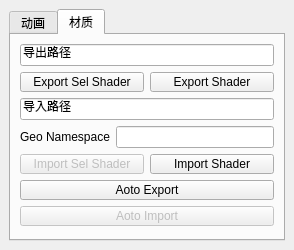
Before: the Qt Designer form seer7_setup.ui in rupengfei/TD_code, drawn with Qt 5.
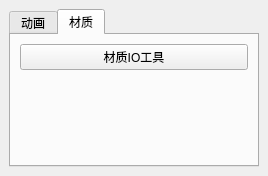
After: the same form once the commit is applied. The open tabs and pages were chosen to show the change.

Commit message: ui整理 还有mayaTool添加了相机过滤

The edit to the form file:
```diff
--- a/seer7_setup.ui
+++ b/seer7_setup.ui
@@ -9,8 +9,8 @@
    <rect>
     <x>0</x>
     <y>0</y>
-    <width>294</width>
-    <height>250</height>
+    <width>268</width>
+    <height>176</height>
    </rect>
   </property>
   <property name="minimumSize">
@@ -34,15 +34,37 @@
        <string notr="true"/>
       </property>
       <property name="currentIndex">
-       <number>1</number>
+       <number>0</number>
       </property>
       <widget class="QWidget" name="tab1">
        <attribute name="title">
         <string>动画</string>
        </attribute>
-       <layout class="QGridLayout" name="gridLayout">
-        <item row="0" column="1">
-         <widget class="QPushButton" name="btn2">
+       <layout class="QVBoxLayout" name="verticalLayout_3">
+        <item>
+         <widget class="QPushButton" name="btn_export_abc">
+          <property name="enabled">
+           <bool>true</bool>
+          </property>
+          <property name="minimumSize">
+           <size>
+            <width>80</width>
+            <height>20</height>
+           </size>
+          </property>
+          <property name="toolTip">
+           <string>&lt;html&gt;&lt;head/&gt;&lt;body&gt;&lt;p&gt;导出时记录信息&lt;/p&gt;&lt;/body&gt;&lt;/html&gt;</string>
+          </property>
+          <property name="whatsThis">
+           <string>&lt;html&gt;&lt;head/&gt;&lt;body&gt;&lt;p&gt;this is haha&lt;/p&gt;&lt;/body&gt;&lt;/html&gt;</string>
+          </property>
+          <property name="text">
+           <string>Export Abc</string>
+          </property>
+         </widget>
+        </item>
+        <item>
+         <widget class="QPushButton" name="btn_auto_export_abc">
           <property name="minimumSize">
            <size>
             <width>80</width>
@@ -56,11 +78,24 @@
            <string>&lt;html&gt;&lt;head/&gt;&lt;body&gt;&lt;p&gt;aaaaaaaaaaaaaaaaaAAAAAAAAAAAAAAAAAAAAAAAAAAA&lt;/p&gt;&lt;/body&gt;&lt;/html&gt;</string>
           </property>
           <property name="text">
-           <string>btn2</string>
+           <string>Auto Eexport Abc</string>
           </property>
          </widget>
         </item>
-        <item row="2" column="1">
+        <item>
+         <widget class="QPushButton" name="btn_export_color_sets">
+          <property name="minimumSize">
+           <size>
+            <width>80</width>
+            <height>20</height>
+           </size>
+          </property>
+          <property name="text">
+           <string>Export Color Sets</string>
+          </property>
+         </widget>
+        </item>
+        <item>
          <spacer name="verticalSpacer_2">
           <property name="orientation">
            <enum>Qt::Vertical</enum>
@@ -73,220 +108,21 @@
           </property>
          </spacer>
         </item>
-        <item row="0" column="3">
-         <widget class="QPushButton" name="btn3">
-          <property name="minimumSize">
-           <size>
-            <width>80</width>
-            <height>20</height>
-           </size>
-          </property>
-          <property name="text">
-           <string>btn3</string>
-          </property>
-         </widget>
-        </item>
-        <item row="0" column="0">
-         <widget class="QPushButton" name="btn1">
-          <property name="enabled">
-           <bool>true</bool>
-          </property>
-          <property name="minimumSize">
-           <size>
-            <width>80</width>
-            <height>20</height>
-           </size>
-          </property>
-          <property name="toolTip">
-           <string>&lt;html&gt;&lt;head/&gt;&lt;body&gt;&lt;p&gt;&lt;br/&gt;&lt;/p&gt;&lt;/body&gt;&lt;/html&gt;</string>
-          </property>
-          <property name="whatsThis">
-           <string>&lt;html&gt;&lt;head/&gt;&lt;body&gt;&lt;p&gt;this is haha&lt;/p&gt;&lt;/body&gt;&lt;/html&gt;</string>
-          </property>
-          <property name="text">
-           <string>btn1</string>
-          </property>
-         </widget>
-        </item>
        </layout>
       </widget>
       <widget class="QWidget" name="tab2">
        <attribute name="title">
         <string>材质</string>
        </attribute>
-       <layout class="QVBoxLayout" name="verticalLayout_2">
-        <item>
-         <widget class="QLineEdit" name="lin_export">
-          <property name="toolTip">
-           <string>&lt;html&gt;&lt;head/&gt;&lt;body&gt;&lt;p&gt;&lt;span style=&quot; font-size:9pt; font-weight:400;&quot;&gt;导出路径 写全名！！！&lt;/span&gt;&lt;/p&gt;&lt;p&gt;&lt;span style=&quot; font-size:9pt; font-weight:400;&quot;&gt;例：&amp;quot;D:\Rig\shader.ma&amp;quot;&lt;/span&gt;&lt;/p&gt;&lt;/body&gt;&lt;/html&gt;</string>
-          </property>
-          <property name="whatsThis">
-           <string>&lt;html&gt;&lt;head/&gt;&lt;body&gt;&lt;p&gt;奥术大师大多所&lt;/p&gt;&lt;/body&gt;&lt;/html&gt;</string>
-          </property>
+       <layout class="QGridLayout" name="gridLayout">
+        <item row="0" column="0">
+         <widget class="QPushButton" name="btn_shaderIOTool">
           <property name="text">
-           <string>导出路径</string>
+           <string>材质IO工具</string>
           </property>
          </widget>
         </item>
-        <item>
-         <layout class="QHBoxLayout" name="horizontalLayout">
-          <item>
-           <widget class="QPushButton" name="btn_export_sel_shader">
-            <property name="minimumSize">
-             <size>
-              <width>80</width>
-              <height>20</height>
-             </size>
-            </property>
-            <property name="toolTip">
-             <string>&lt;html&gt;&lt;head/&gt;&lt;body&gt;&lt;p&gt;导出选择的模型的材质&lt;/p&gt;&lt;/body&gt;&lt;/html&gt;</string>
-            </property>
-            <property name="text">
-             <string>Export Sel Shader</string>
-            </property>
-           </widget>
-          </item>
-          <item>
-           <widget class="QPushButton" name="btn_export_shader">
-            <property name="minimumSize">
-             <size>
-              <width>80</width>
-              <height>20</height>
-             </size>
-            </property>
-            <property name="toolTip">
-             <string>&lt;html&gt;&lt;head/&gt;&lt;body&gt;&lt;p&gt;导出场景里所有的材质&lt;/p&gt;&lt;/body&gt;&lt;/html&gt;</string>
-            </property>
-            <property name="text">
-             <string>Export Shader</string>
-            </property>
-           </widget>
-          </item>
-         </layout>
-        </item>
-        <item>
-         <widget class="QLineEdit" name="lin_import">
-          <property name="toolTip">
-           <string>&lt;html&gt;&lt;head/&gt;&lt;body&gt;&lt;p&gt;&lt;span style=&quot; font-size:9pt;&quot;&gt;导入路径 写全名！！！&lt;/span&gt;&lt;/p&gt;&lt;p&gt;&lt;span style=&quot; font-size:9pt;&quot;&gt;例：&amp;quot;D:\Rig\shader.ma&amp;quot;&lt;/span&gt;&lt;/p&gt;&lt;/body&gt;&lt;/html&gt;</string>
-          </property>
-          <property name="text">
-           <string>导入路径</string>
-          </property>
-         </widget>
-        </item>
-        <item>
-         <layout class="QHBoxLayout" name="horizontalLayout_3">
-          <item>
-           <widget class="QLabel" name="label">
-            <property name="toolTip">
-             <string>&lt;html&gt;&lt;head/&gt;&lt;body&gt;&lt;p&gt;模型命名空间&lt;/p&gt;&lt;/body&gt;&lt;/html&gt;</string>
-            </property>
-            <property name="text">
-             <string>Geo Namespace</string>
-            </property>
-           </widget>
-          </item>
-          <item>
-           <widget class="QLineEdit" name="lin_namespace">
-            <property name="toolTip">
-             <string>&lt;!DOCTYPE HTML PUBLIC &quot;-//W3C//DTD HTML 4.0//EN&quot; &quot;http://www.w3.org/TR/REC-html40/strict.dtd&quot;&gt;
-&lt;html&gt;&lt;head&gt;&lt;meta name=&quot;qrichtext&quot; content=&quot;1&quot; /&gt;&lt;style type=&quot;text/css&quot;&gt;
-p, li { white-space: pre-wrap; }
-&lt;/style&gt;&lt;/head&gt;&lt;body style=&quot; font-family:'Bahnschrift Light'; font-size:12pt; font-weight:24; font-style:normal;&quot;&gt;
-&lt;p style=&quot; margin-top:12px; margin-bottom:12px; margin-left:0px; margin-right:0px; -qt-block-indent:0; text-indent:0px;&quot;&gt;&lt;span style=&quot; font-size:10pt; font-weight:400;&quot;&gt;有名称空间的需要加到这里&lt;/span&gt;&lt;/p&gt;
-&lt;p style=&quot; margin-top:12px; margin-bottom:12px; margin-left:0px; margin-right:0px; -qt-block-indent:0; text-indent:0px;&quot;&gt;&lt;span style=&quot; font-size:10pt; font-weight:400;&quot;&gt;否则场景有重名物体就会附上这个的材质&lt;/span&gt;&lt;/p&gt;
-&lt;p style=&quot; margin-top:12px; margin-bottom:12px; margin-left:0px; margin-right:0px; -qt-block-indent:0; text-indent:0px;&quot;&gt;&lt;span style=&quot; font-size:10pt; font-weight:400;&quot;&gt;例：atieda:atieda_geo&lt;/span&gt;&lt;/p&gt;
-&lt;p style=&quot; margin-top:12px; margin-bottom:12px; margin-left:0px; margin-right:0px; -qt-block-indent:0; text-indent:0px;&quot;&gt;&lt;span style=&quot; font-size:10pt; font-weight:400;&quot;&gt;需要填入：atieda&lt;/span&gt;&lt;/p&gt;
-&lt;p style=&quot; margin-top:12px; margin-bottom:12px; margin-left:0px; margin-right:0px; -qt-block-indent:0; text-indent:0px;&quot;&gt;&lt;span style=&quot; font-size:10pt; font-weight:400;&quot;&gt;&lt;br /&gt;&lt;/span&gt;&lt;/p&gt;&lt;/body&gt;&lt;/html&gt;</string>
-            </property>
-            <property name="text">
-             <string/>
-            </property>
-           </widget>
-          </item>
-         </layout>
-        </item>
-        <item>
-         <layout class="QHBoxLayout" name="horizontalLayout_2">
-          <item>
-           <widget class="QPushButton" name="btn_import_sel_shader">
-            <property name="enabled">
-             <bool>false</bool>
-            </property>
-            <property name="minimumSize">
-             <size>
-              <width>80</width>
-              <height>20</height>
-             </size>
-            </property>
-            <property name="toolTip">
-             <string>&lt;html&gt;&lt;head/&gt;&lt;body&gt;&lt;p&gt;导入选择的模型的材质&lt;/p&gt;&lt;/body&gt;&lt;/html&gt;</string>
-            </property>
-            <property name="text">
-             <string>Import Sel Shader</string>
-            </property>
-           </widget>
-          </item>
-          <item>
-           <widget class="QPushButton" name="btn_import_shader">
-            <property name="minimumSize">
-             <size>
-              <width>80</width>
-              <height>20</height>
-             </size>
-            </property>
-            <property name="toolTip">
-             <string>&lt;html&gt;&lt;head/&gt;&lt;body&gt;&lt;p&gt;导入场景里所有的材质&lt;/p&gt;&lt;/body&gt;&lt;/html&gt;</string>
-            </property>
-            <property name="text">
-             <string>Import Shader</string>
-            </property>
-           </widget>
-          </item>
-         </layout>
-        </item>
-        <item>
-         <widget class="QPushButton" name="btn_aoto_export">
-          <property name="minimumSize">
-           <size>
-            <width>80</width>
-            <height>20</height>
-           </size>
-          </property>
-          <property name="toolTip">
-           <string>&lt;html&gt;&lt;head/&gt;&lt;body&gt;&lt;p&gt;&lt;span style=&quot; font-size:9pt;&quot;&gt;导出所有_Geo组底下的模型的材质&lt;/span&gt;&lt;/p&gt;&lt;p&gt;&lt;span style=&quot; font-size:9pt;&quot;&gt;范例：atieda_Geo&lt;/span&gt;&lt;/p&gt;&lt;p&gt;&lt;span style=&quot; font-size:9pt;&quot;&gt;只导出大写G的&lt;/span&gt;&lt;/p&gt;&lt;/body&gt;&lt;/html&gt;</string>
-          </property>
-          <property name="whatsThis">
-           <string>&lt;html&gt;&lt;head/&gt;&lt;body&gt;&lt;p&gt;&lt;br/&gt;&lt;/p&gt;&lt;/body&gt;&lt;/html&gt;</string>
-          </property>
-          <property name="text">
-           <string>Aoto Export</string>
-          </property>
-         </widget>
-        </item>
-        <item>
-         <widget class="QPushButton" name="btn_aoto_import">
-          <property name="enabled">
-           <bool>false</bool>
-          </property>
-          <property name="minimumSize">
-           <size>
-            <width>80</width>
-            <height>20</height>
-           </size>
-          </property>
-          <property name="toolTip">
-           <string>&lt;html&gt;&lt;head/&gt;&lt;body&gt;&lt;p&gt;&lt;span style=&quot; font-size:9pt;&quot;&gt;自动搜索并导入&lt;/span&gt;&lt;/p&gt;&lt;p&gt;&lt;span style=&quot; font-size:9pt;&quot;&gt;所有_Geo组的模型的材质&lt;/span&gt;&lt;/p&gt;&lt;/body&gt;&lt;/html&gt;</string>
-          </property>
-          <property name="whatsThis">
-           <string>&lt;html&gt;&lt;head/&gt;&lt;body&gt;&lt;p&gt;&lt;br/&gt;&lt;/p&gt;&lt;/body&gt;&lt;/html&gt;</string>
-          </property>
-          <property name="text">
-           <string>Aoto Import</string>
-          </property>
-         </widget>
-        </item>
-        <item>
+        <item row="1" column="0">
          <spacer name="verticalSpacer">
           <property name="orientation">
            <enum>Qt::Vertical</enum>
```
The commit also changes 16 other files.
